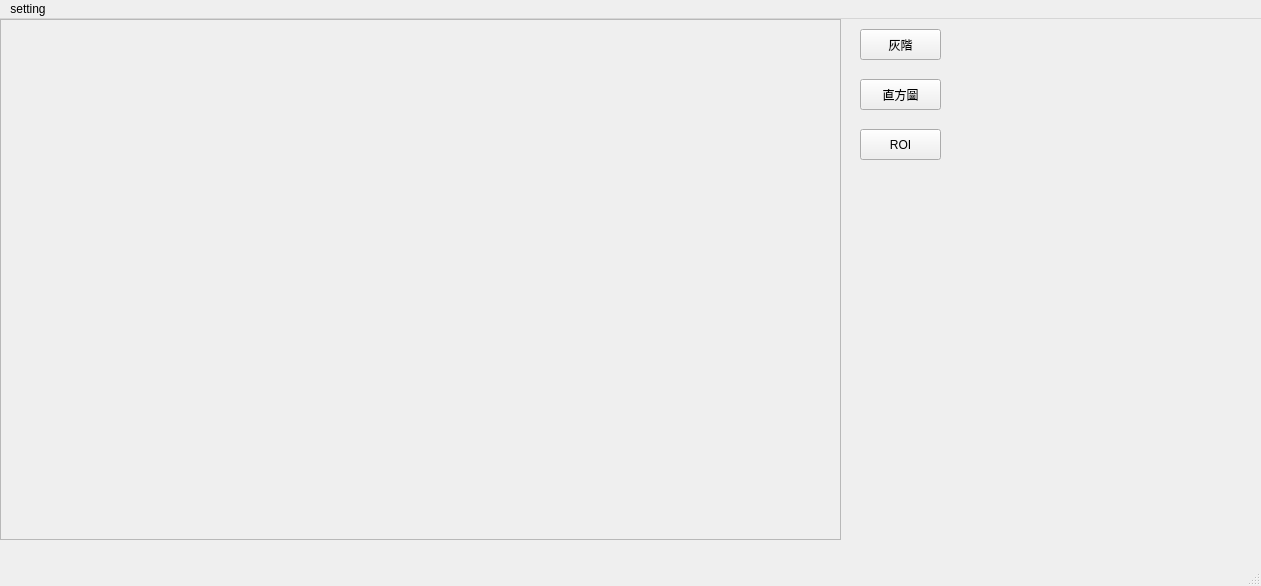
Wei026/PYQT_HW, file UI.ui: the form before one commit.
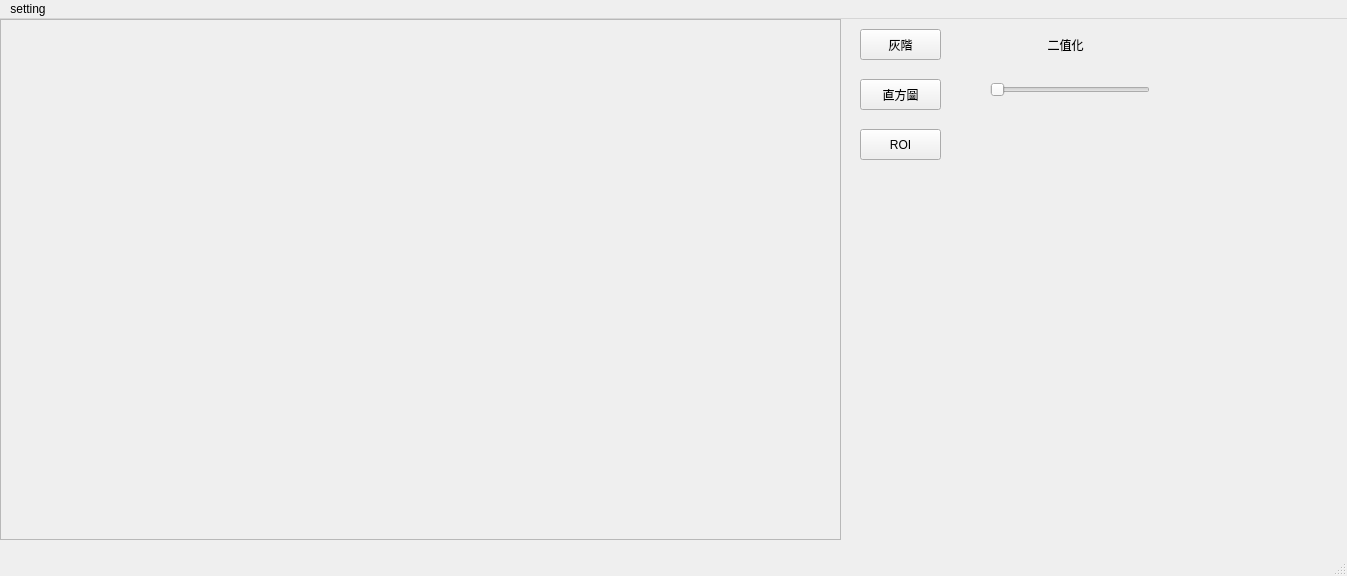
The form after the commit.

```diff
--- a/UI.ui
+++ b/UI.ui
@@ -6,8 +6,8 @@
    <rect>
     <x>0</x>
     <y>0</y>
-    <width>1261</width>
-    <height>586</height>
+    <width>1347</width>
+    <height>576</height>
    </rect>
   </property>
   <property name="windowTitle">
@@ -98,13 +98,58 @@
      <string>ROI</string>
     </property>
    </widget>
+   <widget class="QSlider" name="Thresholding_Slider">
+    <property name="geometry">
+     <rect>
+      <x>990</x>
+      <y>60</y>
+      <width>160</width>
+      <height>22</height>
+     </rect>
+    </property>
+    <property name="orientation">
+     <enum>Qt::Horizontal</enum>
+    </property>
+   </widget>
+   <widget class="QLabel" name="Thresholding_label">
+    <property name="geometry">
+     <rect>
+      <x>1010</x>
+      <y>10</y>
+      <width>111</width>
+      <height>31</height>
+     </rect>
+    </property>
+    <property name="text">
+     <string>二值化</string>
+    </property>
+    <property name="alignment">
+     <set>Qt::AlignCenter</set>
+    </property>
+   </widget>
+   <widget class="QLabel" name="Thresholdvalue_label">
+    <property name="geometry">
+     <rect>
+      <x>1160</x>
+      <y>50</y>
+      <width>111</width>
+      <height>31</height>
+     </rect>
+    </property>
+    <property name="text">
+     <string/>
+    </property>
+    <property name="alignment">
+     <set>Qt::AlignCenter</set>
+    </property>
+   </widget>
   </widget>
   <widget class="QMenuBar" name="menubar">
    <property name="geometry">
     <rect>
      <x>0</x>
      <y>0</y>
-     <width>1261</width>
+     <width>1347</width>
      <height>25</height>
     </rect>
    </property>
```
